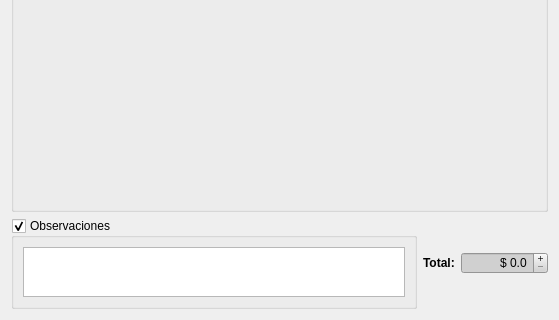
First picture: the form in trunk/plugins/presupuestador/FormNuevoPresupuestoBase.ui, repository chungote/gestotux, before the edit; both pictures show x 0 to 559 and y 192 to 512 of the 559 by 512 pixel window.
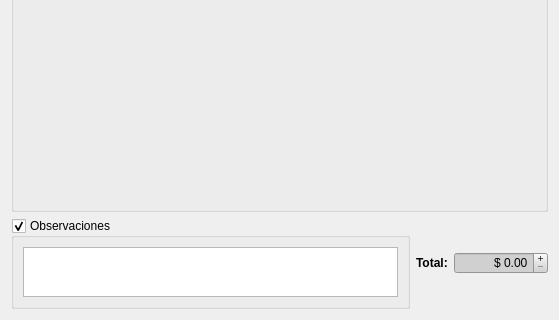
Second picture: the form after the edit.

The edit to the form file:
```diff
--- a/trunk/plugins/presupuestador/FormNuevoPresupuestoBase.ui
+++ b/trunk/plugins/presupuestador/FormNuevoPresupuestoBase.ui
@@ -246,7 +246,7 @@
             <string>$ </string>
            </property>
            <property name="decimals">
-            <number>1</number>
+            <number>2</number>
            </property>
            <property name="maximum">
             <double>1000000000.000000000000000</double>
```
